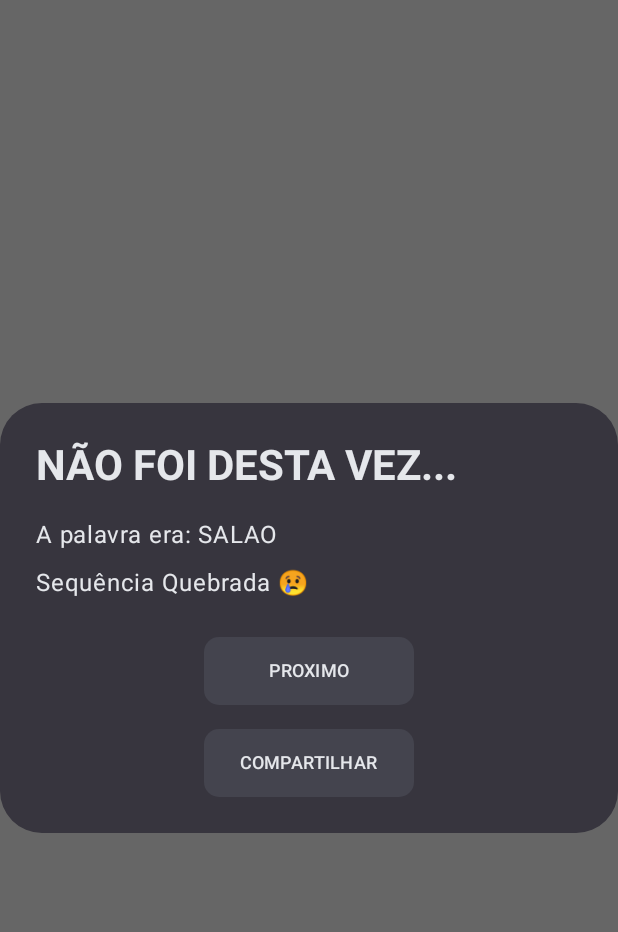
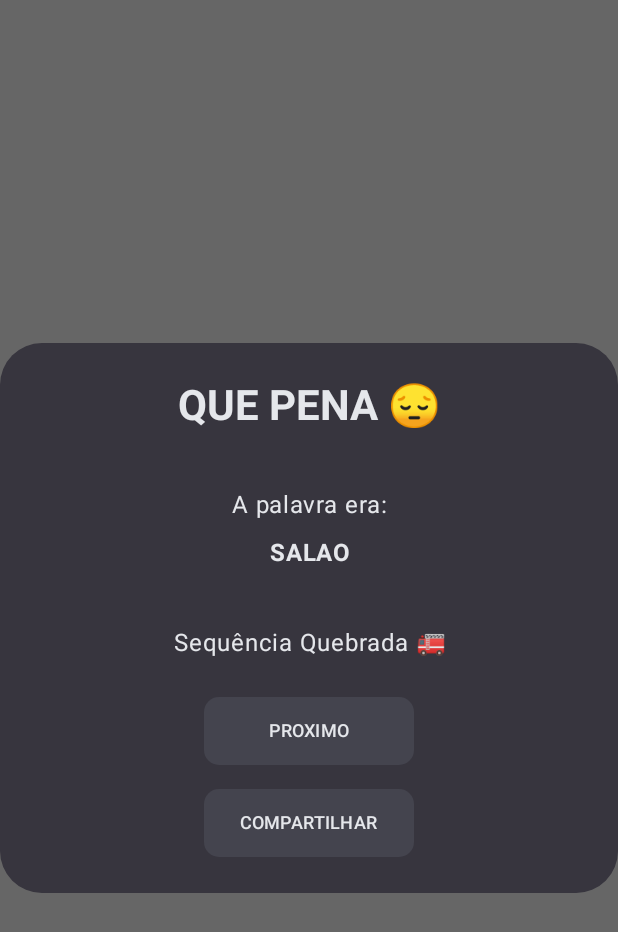
Before and after one commit to VitorCezila/palavrao-android, an Android app built with Jetpack Compose: the @Preview function EndGameDialogPreviewLoose, on a phone screen of 412 x 824 dp. Shown: the top 932 px of the screen. Run offline under Robolectric (Android 15) with nearby library versions, the phone set to English and light mode, and no system bars; our stand-ins replace Dagger/Hilt's generated code.

Commit message:
:package: maintenance: Improving EndDialog experience

```diff
--- a/feature-avalanche/src/main/kotlin/com/cezila/feature_avalanche/component/EndGameDialog.kt
+++ b/feature-avalanche/src/main/kotlin/com/cezila/feature_avalanche/component/EndGameDialog.kt
@@ -2,7 +2,6 @@ package com.cezila.feature_avalanche.component
 
 import androidx.compose.foundation.layout.Arrangement
 import androidx.compose.foundation.layout.Column
-import androidx.compose.foundation.layout.Row
 import androidx.compose.foundation.layout.Spacer
 import androidx.compose.foundation.layout.fillMaxWidth
 import androidx.compose.foundation.layout.height
@@ -15,6 +14,7 @@ import androidx.compose.ui.Alignment
 import androidx.compose.ui.Modifier
 import androidx.compose.ui.res.stringResource
 import androidx.compose.ui.text.font.FontWeight
+import androidx.compose.ui.text.style.TextAlign
 import androidx.compose.ui.tooling.preview.Preview
 import androidx.compose.ui.unit.dp
 import com.cezila.core_designsystem.R
@@ -35,11 +35,11 @@ fun EndGameDialog(
     onPlayAgain: () -> Unit,
     onShare: () -> Unit
 ) {
-    val title = if (uiState.won) "PARABÉNS!" else "NÃO FOI DESTA VEZ..."
+    val title = if (uiState.won) "PARABÉNS \uD83C\uDF89\uD83C\uDF89" else "QUE PENA \uD83D\uDE14"
     val streakText = if (uiState.won) {
         "Sequência Atual: ${uiState.currentStreak} 🔥"
     } else {
-        "Sequência Quebrada 😢"
+        "Sequência Quebrada \uD83D\uDE92"
     }
     AlertDialog(
         modifier = modifier,
@@ -49,20 +49,38 @@ fun EndGameDialog(
         onDismissRequest = onPlayAgain,
         title = {
             Text(
+                modifier = Modifier.fillMaxWidth(),
                 text = title,
                 style = MaterialTheme.typography.headlineMedium,
-                fontWeight = FontWeight.Bold
+                fontWeight = FontWeight.Bold,
+                textAlign = TextAlign.Center
             )
         },
         text = {
-            Column(verticalArrangement = Arrangement.spacedBy(8.dp)) {
+            Column(
+                modifier = Modifier.fillMaxWidth(),
+                verticalArrangement = Arrangement.spacedBy(8.dp),
+                horizontalAlignment = Alignment.CenterHorizontally
+            ) {
+                Spacer(modifier = Modifier.height(12.dp))
                 Text(
-                    "A palavra era: ${uiState.round?.target?.value?.uppercase()}",
-                    style = MaterialTheme.typography.bodyLarge
+                    text = "A palavra era:",
+                    style = MaterialTheme.typography.bodyLarge,
+                    textAlign = TextAlign.Center
                 )
                 Text(
+                    text = "${uiState.round?.target?.value?.uppercase()}",
+                    style = MaterialTheme.typography.bodyLarge,
+                    fontWeight = FontWeight.Bold,
+                    textAlign = TextAlign.Center
+                )
+
+                Spacer(modifier = Modifier.height(20.dp))
+
+                Text(
                     text = streakText,
-                    style = MaterialTheme.typography.bodyLarge
+                    style = MaterialTheme.typography.bodyLarge,
+                    textAlign = TextAlign.Center
                 )
             }
         },
```
Also changed, not shown: feature-avalanche/src/main/kotlin/com/cezila/feature_avalanche/AvalancheScreen.kt (+16 -5 lines).
